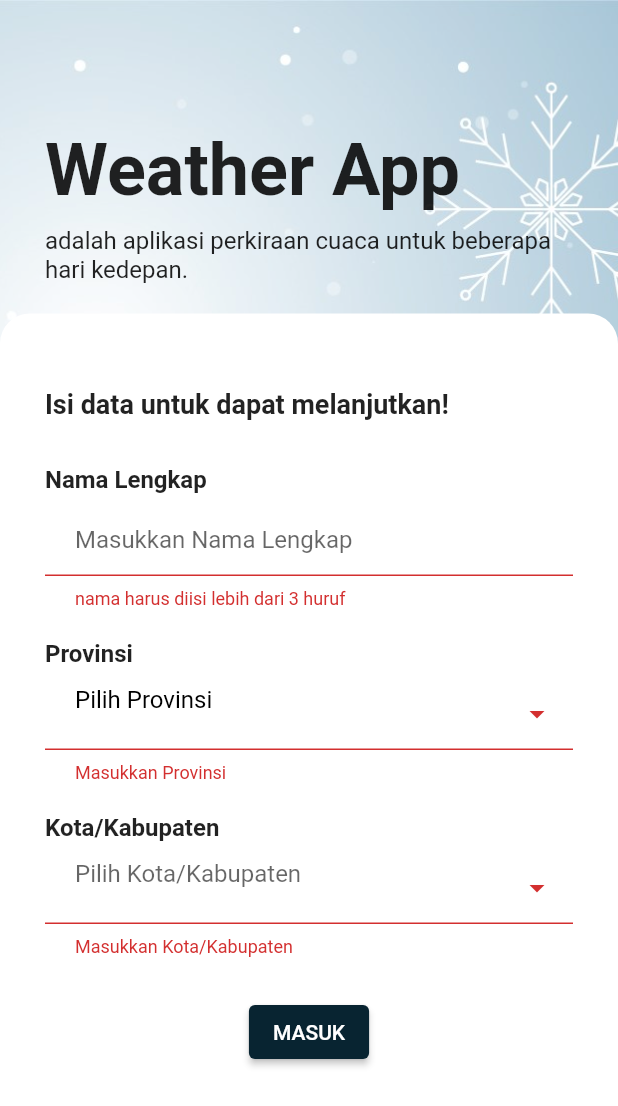
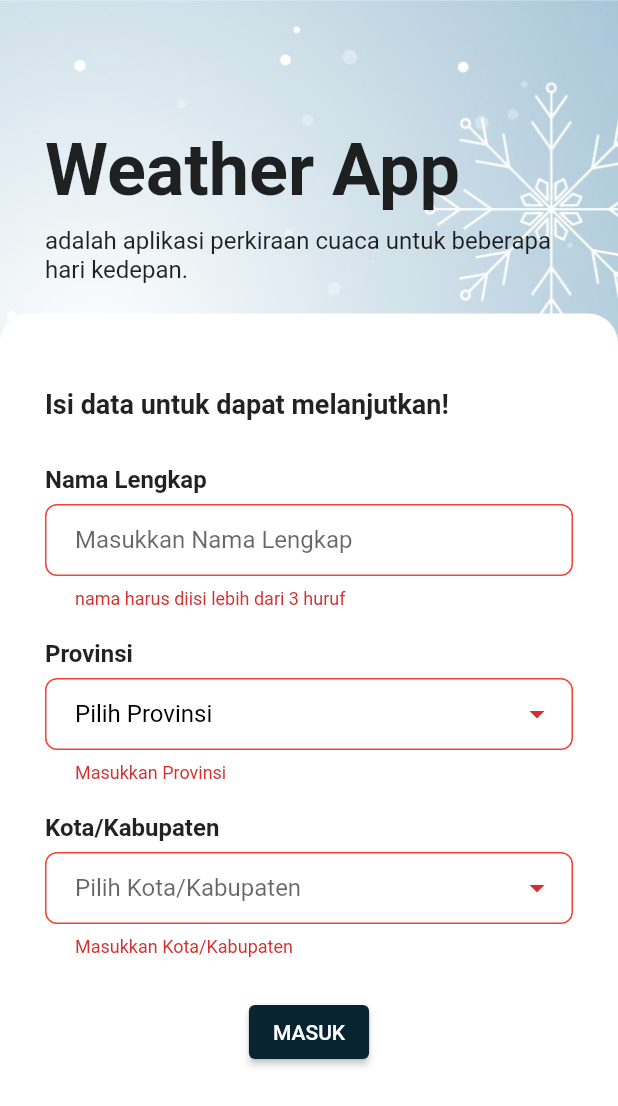
Before and after one commit to nugroh03/weatherapp, a Flutter app: the FirstPage screen opened directly, after a tap on "MASUK", on a phone screen of 412 x 824 dp. Shown: the top 1106 px of the screen. Run offline on Flutter 3.47's test engine with Material 2 defaults, Android fonts, the phone set to English and light mode, and no system bars; our stand-ins replace connectivity, substring_highlight.

Commit message:
update reload

```diff
--- a/lib/pages/first_page.dart
+++ b/lib/pages/first_page.dart
@@ -107,44 +107,58 @@ class _FirstPageState extends State<FirstPage> {
       if (connectivityResult == ConnectivityResult.mobile) {
         setState(() {
           connected = true;
-          ScaffoldMessenger.of(context).showSnackBar(
-            SnackBar(
-              backgroundColor: Colors.blueAccent,
-              content: Text(
-                'Berhasil Masuk',
-                textAlign: TextAlign.center,
-              ),
-            ),
-          );
-          Navigator.push(
-            context,
+          // ScaffoldMessenger.of(context).showSnackBar(
+          //   SnackBar(
+          //     backgroundColor: Colors.blueAccent,
+          //     content: Text(
+          //       'Berhasil Masuk',
+          //       textAlign: TextAlign.center,
+          //     ),
+          //   ),
+          // );
+          Navigator.of(context).pushAndRemoveUntil(
               MaterialPageRoute(
                   builder: (context) => SecondPage(
                         city: _kecamatanController.text,
                         name: _namaLengkapController.text,
                       )),
-          );
+              (Route<dynamic> route) => false);
+          // Navigator.push(
+          //   context,
+          //   MaterialPageRoute(
+          //       builder: (context) => SecondPage(
+          // city: _kecamatanController.text,
+          // name: _namaLengkapController.text,
+          //           )),
+          // );
         });
       } else if (connectivityResult == ConnectivityResult.wifi) {
         setState(() {
           connected = true;
-          ScaffoldMessenger.of(context).showSnackBar(
-            SnackBar(
-              backgroundColor: Colors.blueAccent,
-              content: Text(
-                'Berhasil Masuk',
-                textAlign: TextAlign.center,
-              ),
-            ),
-          );
-          Navigator.push(
-            context,
+          // ScaffoldMessenger.of(context).showSnackBar(
+          //   SnackBar(
+          //     backgroundColor: Colors.blueAccent,
+          //     content: Text(
+          //       'Berhasil Masuk',
+          //       textAlign: TextAlign.center,
+          //     ),
+          //   ),
+          // );
+          Navigator.of(context).pushAndRemoveUntil(
               MaterialPageRoute(
                   builder: (context) => SecondPage(
                         city: _kecamatanController.text,
                         name: _namaLengkapController.text,
                       )),
-          );
+              (Route<dynamic> route) => false);
+          // Navigator.push(
+          //   context,
+          //   MaterialPageRoute(
+          //       builder: (context) => SecondPage(
+          //             city: _kecamatanController.text,
+          //             name: _namaLengkapController.text,
+          //           )),
+          // );
         });
       } else {
         setState(() {
@@ -287,6 +301,20 @@ class _FirstPageState extends State<FirstPage> {
                               width: 1.0,
                             ),
                           ),
+                          errorBorder: OutlineInputBorder(
+                            borderRadius: BorderRadius.circular(8.0),
+                            borderSide: BorderSide(
+                              color: Colors.red,
+                              width: 1.0,
+                            ),
+                          ),
+                          focusedErrorBorder: OutlineInputBorder(
+                            borderRadius: BorderRadius.circular(8.0),
+                            borderSide: BorderSide(
+                              color: Colors.red,
+                              width: 1.0,
+                            ),
+                          ),
                         ),
                       ),
                     ),
@@ -394,6 +422,20 @@ class _FirstPageState extends State<FirstPage> {
                               width: 1.0,
                             ),
                           ),
+                          errorBorder: OutlineInputBorder(
+                            borderRadius: BorderRadius.circular(8.0),
+                            borderSide: BorderSide(
+                              color: Colors.red,
+                              width: 1.0,
+                            ),
+                          ),
+                          focusedErrorBorder: OutlineInputBorder(
+                            borderRadius: BorderRadius.circular(8.0),
+                            borderSide: BorderSide(
+                              color: Colors.red,
+                              width: 1.0,
+                            ),
+                          ),
                         ),
                       ),
                     ),
@@ -437,6 +479,20 @@ class _FirstPageState extends State<FirstPage> {
                     borderRadius: BorderRadius.circular(8.0),
                     borderSide: BorderSide(
                       color: Colors.black,
+                      width: 1.0,
+                    ),
+                  ),
+                  errorBorder: OutlineInputBorder(
+                    borderRadius: BorderRadius.circular(8.0),
+                    borderSide: BorderSide(
+                      color: Colors.red,
+                      width: 1.0,
+                    ),
+                  ),
+                  focusedErrorBorder: OutlineInputBorder(
+                    borderRadius: BorderRadius.circular(8.0),
+                    borderSide: BorderSide(
+                      color: Colors.red,
                       width: 1.0,
                     ),
                   ),
```
Also changed, not shown: lib/pages/second_page.dart (+43 -9 lines). Lines whose indentation alone changed are shown as unchanged.
